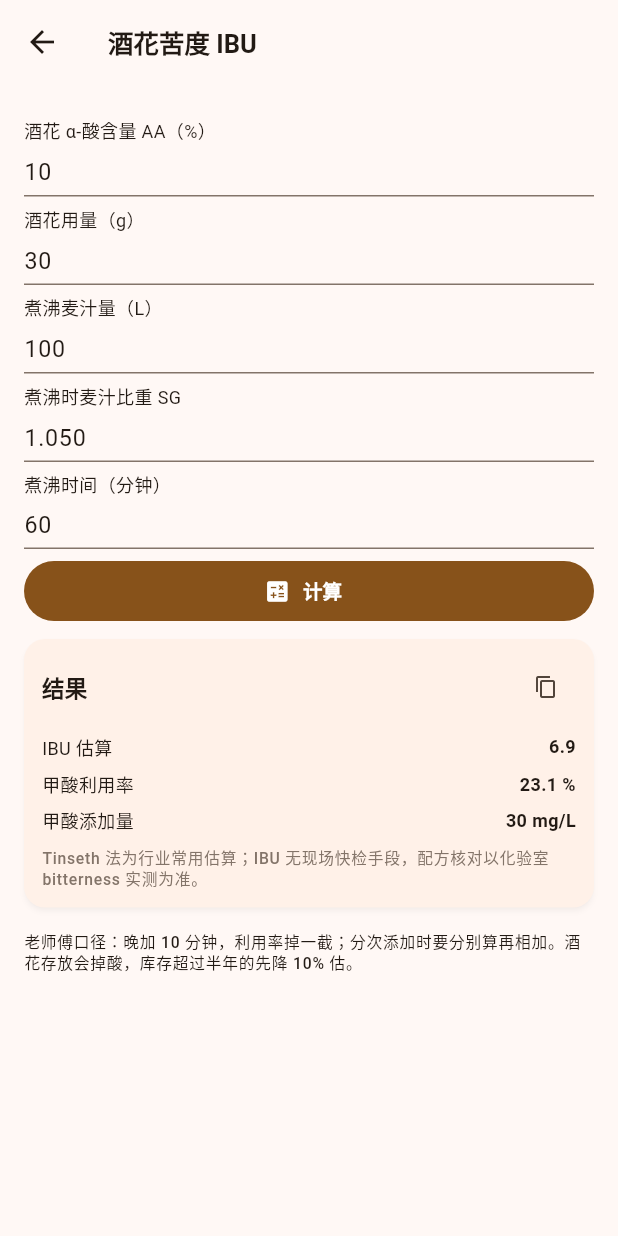
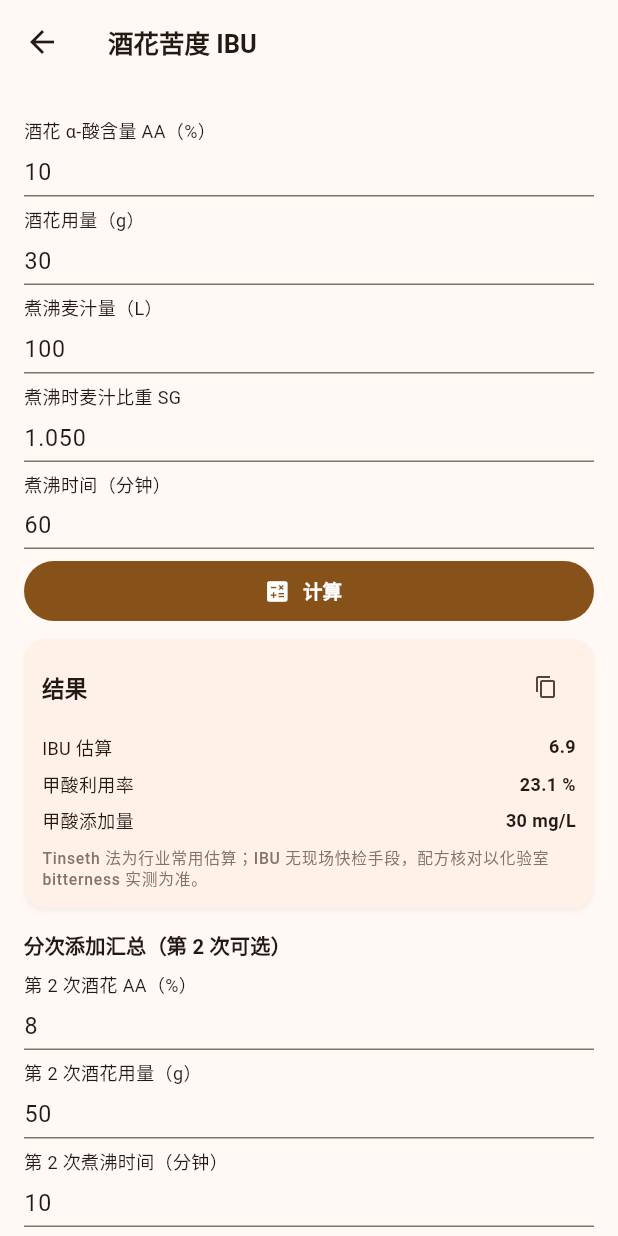
Before and after one commit to sun1071449201-cloud/brew-helper, a Flutter app: the IbuPage screen opened directly, on a phone screen of 412 x 824 dp. Run offline on Flutter 3.47's test engine with Material 3 defaults, Android fonts, the phone set to English and light mode, and no system bars; our stand-ins replace drift, flutter_markdown, flutter_riverpod; missing offline and left inert: markdown; accounts and stored records are empty; generated files the repository leaves out were written again.

Commit message:
M4: ibuTotal + water hardness dH + mass dilution tools (QuickTools + pages + tests)

```diff
--- a/lib/domain/services/quick_tools.dart
+++ b/lib/domain/services/quick_tools.dart
@@ -75,6 +75,71 @@ class QuickTools {
     if (liters <= 0) return 0;
     final mgPerL = aaPercent / 100 * grams * 1000 / liters;
     return mgPerL * tinsethUtilization(sg, minutes);
+  }
+
+  /// 分次添加 IBU 汇总：每次添加的利用率差别很大，必须分别算再相加。
+  /// additions 用 Record 列表 (aaPercent, grams, minutes)。
+  static double ibuTotal({
+    required double liters,
+    required double sg,
+    required List<({double aaPercent, double grams, double minutes})>
+        additions,
+  }) {
+    if (liters <= 0) return 0;
+    var sum = 0.0;
+    for (final a in additions) {
+      sum += ibuTinseth(
+        aaPercent: a.aaPercent,
+        grams: a.grams,
+        liters: liters,
+        sg: sg,
+        minutes: a.minutes,
+      );
+    }
+    return sum;
+  }
+
+  // ---------- 水硬度（°dH 德国度） ----------
+
+  /// 1 °dH = 17.848 mg/L CaCO3 当量（定义换算）。
+  static const _mgPerLiterPerDh = 17.848;
+
+  /// Ca²⁺ → CaCO3 当量系数 = 100.09 / 40.078 = 2.4972。
+  static double calciumToDh(double caPpm) =>
+      caPpm * 2.4972 / _mgPerLiterPerDh;
+
+  /// Mg²⁺ → CaCO3 当量系数 = 100.09 / 24.305 = 4.1176。
+  static double magnesiumToDh(double mgPpm) =>
+      mgPpm * 4.1176 / _mgPerLiterPerDh;
+
+  /// 总硬度 = 钙硬度 + 镁硬度（°dH）。
+  static double totalHardnessDh(
+          {required double caPpm, required double mgPpm}) =>
+      calciumToDh(caPpm) + magnesiumToDh(mgPpm);
+
+  // ---------- 糖浆稀释（质量浓度） ----------
+
+  /// 质量稀释加水量 kg：加到目标浓度需要补的水
+  /// = 原液质量 × (C1/C2 − 1)（质量分数口径）。
+  static double diluteWaterKg({
+    required double stockKg,
+    required double stockPct,
+    required double targetPct,
+  }) {
+    if (targetPct <= 0) return 0;
+    return stockKg * (stockPct / targetPct - 1);
+  }
+
+  /// 两物料混合后质量浓度：% = (m1×C1 + m2×C2) / (m1+m2)。
+  static double mixPct({
+    required double m1,
+    required double c1,
+    required double m2,
+    required double c2,
+  }) {
+    final total = m1 + m2;
+    if (total <= 0) return 0;
+    return (m1 * c1 + m2 * c2) / total;
   }
 
   // ---------- 清洗剂配比 ----------
--- a/lib/presentation/screens/tools/ibu_page.dart
+++ b/lib/presentation/screens/tools/ibu_page.dart
@@ -17,21 +17,48 @@ class _IbuPageState extends State<IbuPage> {
   final _liters = TextEditingController(text: '100');
   final _sg = TextEditingController(text: '1.050');
   final _minutes = TextEditingController(text: '60');
+  // 分次添加汇总（第 1~3 次）
+  final _aa2 = TextEditingController(text: '8');
+  final _grams2 = TextEditingController(text: '50');
+  final _minutes2 = TextEditingController(text: '10');
 
   @override
   void initState() {
     super.initState();
-    for (final c in [_aa, _grams, _liters, _sg, _minutes]) {
+    for (final c in [_aa, _grams, _liters, _sg, _minutes, _aa2, _grams2, _minutes2]) {
       c.addListener(() => setState(() {}));
     }
   }
 
   @override
   void dispose() {
-    for (final c in [_aa, _grams, _liters, _sg, _minutes]) {
+    for (final c in [_aa, _grams, _liters, _sg, _minutes, _aa2, _grams2, _minutes2]) {
       c.dispose();
     }
     super.dispose();
+  }
+
+  /// 分次添加汇总：两次添加分别算再相加（第 3 行留空即按两次计）。
+  Map<String, String>? _totalResult() {
+    final liters = double.tryParse(_liters.text.trim());
+    final sg = double.tryParse(_sg.text.trim());
+    final aa1 = double.tryParse(_aa.text.trim());
+    final g1 = double.tryParse(_grams.text.trim());
+    final m1 = double.tryParse(_minutes.text.trim());
+    final aa2 = double.tryParse(_aa2.text.trim());
+    final g2 = double.tryParse(_grams2.text.trim());
+    final m2 = double.tryParse(_minutes2.text.trim());
+    if (liters == null || sg == null || aa1 == null || g1 == null || m1 == null) {
+      return null;
+    }
+    final adds = <({double aaPercent, double grams, double minutes})>[
+      (aaPercent: aa1, grams: g1, minutes: m1),
+    ];
+    if (aa2 != null && g2 != null && m2 != null) {
+      adds.add((aaPercent: aa2, grams: g2, minutes: m2));
+    }
+    final total = QuickTools.ibuTotal(liters: liters, sg: sg, additions: adds);
+    return {'分次合计 IBU': total.toStringAsFixed(1), '添加次数': '${adds.length} 次'};
   }
 
   Map<String, String>? _compute() {
@@ -89,6 +116,21 @@ class _IbuPageState extends State<IbuPage> {
               note: 'Tinseth 法为行业常用估算；IBU 无现场快检手段，配方核对以化验室 bitterness 实测为准。',
             ),
           const SizedBox(height: 12),
+          Text('分次添加汇总（第 2 次可选）',
+              style: Theme.of(context)
+                  .textTheme
+                  .titleSmall
+                  ?.copyWith(fontWeight: FontWeight.bold)),
+          CalcField(_aa2, '第 2 次酒花 AA（%）', '如 8（留空则按单次计）'),
+          CalcField(_grams2, '第 2 次酒花用量（g）', '如 50'),
+          CalcField(_minutes2, '第 2 次煮沸时间（分钟）', '如 10'),
+          const SizedBox(height: 4),
+          if (_totalResult() != null)
+            CalcResult(
+              rows: _totalResult()!,
+              note: '每次添加的利用率差别很大——必须分别算再相加，不能把克数相加套一次公式。',
+            ),
+          const SizedBox(height: 12),
           Text(
             '老师傅口径：晚加 10 分钟，利用率掉一截；分次添加时要分别算再相加。'
             '酒花存放会掉酸，库存超过半年的先降 10% 估。',
```
Also changed, not shown: lib/presentation/screens/tools/cleaner_mix_page.dart (+47 -2 lines), lib/presentation/screens/tools/water_ions_page.dart (+33 -2 lines), 1 other file.
